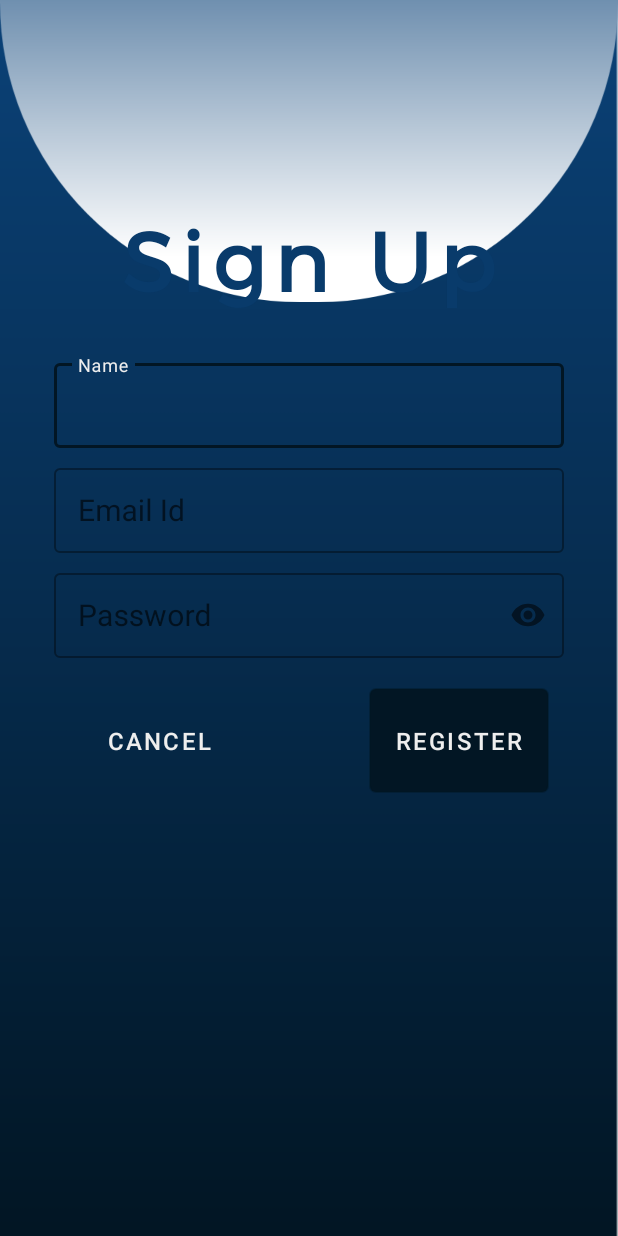
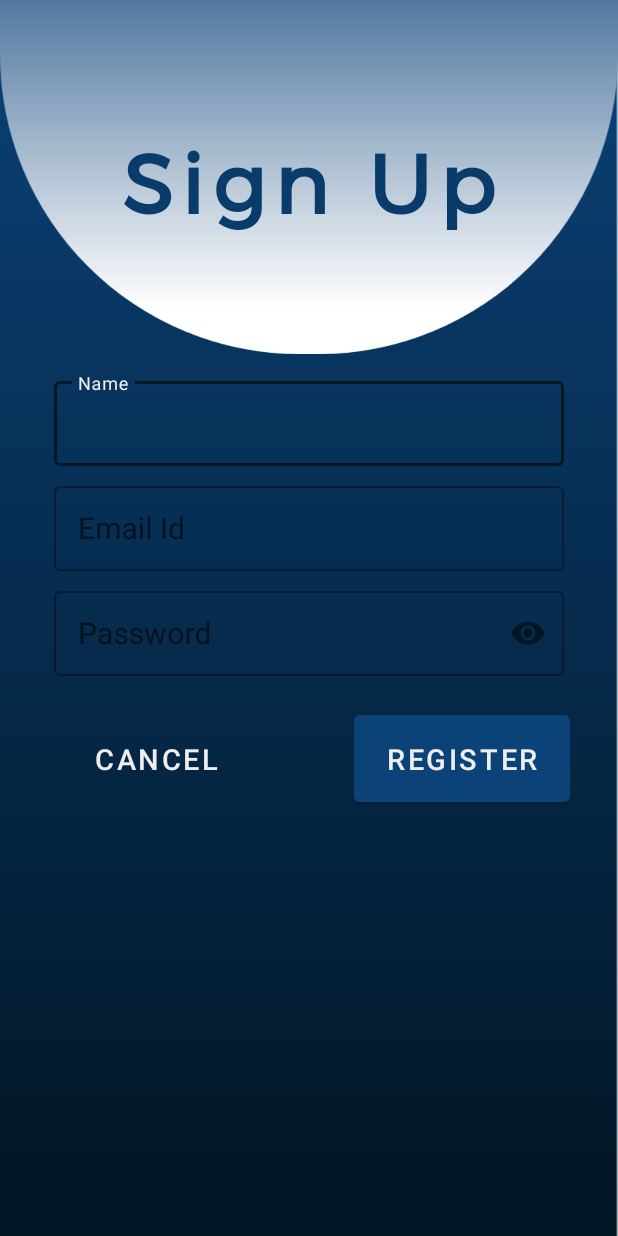
Before and after one commit to ibrahim-iqbal/voip_call, an Android app: the screen it shows after launch (RegistrationActivity), after a tap on "REGISTER", on a phone screen of 412 x 824 dp. Run offline under Robolectric (Android 15) with nearby library versions, the phone set to English and light mode, and no system bars; our stand-ins replace Firebase (no records; nobody signed in at launch, a user with empty details on screens opened directly); Roboto replaces fonts that are not available here; 1 other tap on this screen came first.

Commit message:
CHANGES IN THE LOGIN AND REGISTRATION UI

```diff
--- a/app/src/main/java/com/example/voip_call/LoginActivity.java
+++ b/app/src/main/java/com/example/voip_call/LoginActivity.java
@@ -8,11 +8,9 @@ import android.os.Build;
 import android.os.Bundle;
 import android.os.VibrationEffect;
 import android.os.Vibrator;
-import android.util.Log;
 import android.view.View;
 import android.widget.EditText;
 import android.widget.ImageView;
-import android.widget.TextView;
 import android.widget.Toast;
 
 import androidx.appcompat.app.AppCompatActivity;
@@ -33,7 +31,6 @@ public class LoginActivity extends AppCompatActivity {
         emailid = findViewById(R.id.emailid);
         password = findViewById(R.id.password);
         topcir = findViewById(R.id.topcir);
-        topcir.animate().translationY(50f).setDuration(1000);
 
         mAuth = FirebaseAuth.getInstance();
 
@@ -66,11 +63,9 @@ public class LoginActivity extends AppCompatActivity {
                 VibrationEffect.createOneShot(100, VibrationEffect.DEFAULT_AMPLITUDE);
                 assert vibrator != null;
                 vibrator.vibrate(100);
-            }
-            else
+            } else
                 Toast.makeText(LoginActivity.this, Build.VERSION.SDK_INT + "", Toast.LENGTH_SHORT).show();
-        }
-        else {
+        } else {
             if (pass.isEmpty()) {
                 password.setError("Empty");
                 password.requestFocus();
@@ -82,8 +77,7 @@ public class LoginActivity extends AppCompatActivity {
                     vibrator.vibrate(100);
                 } else
                     Toast.makeText(LoginActivity.this, Build.VERSION.SDK_INT + "", Toast.LENGTH_SHORT).show();
-            }
-            else {
+            } else {
                 pd.show();
                 mAuth.signInWithEmailAndPassword(id, pass).addOnCompleteListener(this, task -> {
                     if (task.isSuccessful()) {
@@ -101,8 +95,7 @@ public class LoginActivity extends AppCompatActivity {
                         SharedPreferences sp = getSharedPreferences("user", MODE_PRIVATE);
                         SharedPreferences.Editor ed = sp.edit().putInt("id", 1).putString("email", user.getEmail());
                         ed.apply();
-                    }
-                    else {
+                    } else {
                         pd.dismiss();
                         Toast.makeText(LoginActivity.this, "Authentication failed.", Toast.LENGTH_SHORT).show();
                     }
--- a/app/src/main/java/com/example/voip_call/RegistrationActivity.java
+++ b/app/src/main/java/com/example/voip_call/RegistrationActivity.java
@@ -49,7 +49,6 @@ public class RegistrationActivity extends AppCompatActivity {
         name = findViewById(R.id.nameid);
         topcir = findViewById(R.id.topcir);
 
-        topcir.animate().translationY(-100f).setDuration(1000);
 
         db = FirebaseDatabase.getInstance().getReference("userinfo");
 
--- a/app/src/main/res/layout/activity_registration.xml
+++ b/app/src/main/res/layout/activity_registration.xml
@@ -11,7 +11,7 @@
         android:id="@+id/topcir"
         android:layout_width="match_parent"
         android:layout_height="600dp"
-        android:layout_marginBottom="424dp"
+        android:layout_marginBottom="456dp"
         android:src="@drawable/semicircle"
         app:layout_constraintBottom_toBottomOf="parent"
         app:layout_constraintEnd_toEndOf="parent"
@@ -30,14 +30,15 @@
         app:layout_constraintHorizontal_bias="0.0"
         app:layout_constraintStart_toStartOf="parent"
         app:layout_constraintTop_toTopOf="parent"
-        app:layout_constraintVertical_bias="0.276">
+        app:layout_constraintVertical_bias="0.162">
 
         <TextView
             android:id="@+id/textView"
             android:layout_width="wrap_content"
             android:layout_height="wrap_content"
             android:layout_gravity="center"
-            android:layout_marginBottom="16dp"
+            android:layout_marginBottom="80dp"
+            android:autoSizeTextType="uniform"
             android:fontFamily="@font/montserrat"
             android:letterSpacing="0.1"
             android:text="Sign Up"
@@ -125,36 +126,40 @@
             android:id="@+id/linearLayout2"
             android:layout_width="match_parent"
             android:layout_height="70dp"
-            android:layout_marginStart="10dp"
-            android:layout_marginEnd="10dp"
             android:gravity="center"
             android:orientation="horizontal"
+            android:weightSum="2"
             app:layout_constraintBottom_toBottomOf="parent"
             app:layout_constraintEnd_toEndOf="parent"
             app:layout_constraintStart_toStartOf="parent">
 
             <Button
                 style="@style/Widget.MaterialComponents.Button.OutlinedButton"
-                android:layout_width="120dp"
+                android:layout_width="0dp"
                 android:layout_height="match_parent"
-                android:layout_marginRight="40dp"
+                android:layout_marginRight="30dp"
+                android:layout_weight="1"
                 android:background="@android:color/transparent"
                 android:onClick="cancel"
+                android:padding="16dp"
                 android:text="Cancel"
                 android:textColor="#eee"
-                android:textSize="16sp" />
+                android:textSize="14sp"
+                app:autoSizeTextType="uniform" />
 
             <Button
                 style="@style/TextAppearance.AppCompat.Widget.Button"
-                android:layout_width="120dp"
+                android:layout_width="0dp"
                 android:layout_height="match_parent"
-                android:layout_marginLeft="40dp"
-                android:background="@drawable/btn_bkg"
+                android:layout_marginLeft="30dp"
+                android:layout_weight="1"
                 android:backgroundTint="@color/colorPrimaryDark"
                 android:onClick="reg"
+                android:padding="16dp"
                 android:text="REGISTER"
                 android:textColor="#eee"
-                android:textSize="16sp" />
+                android:textSize="14sp"
+                app:autoSizeTextType="uniform" />
         </LinearLayout>
     </LinearLayout>
 </androidx.constraintlayout.widget.ConstraintLayout>
```
Also changed, not shown: app/src/main/res/layout/activity_login.xml (+12 -12 lines).
